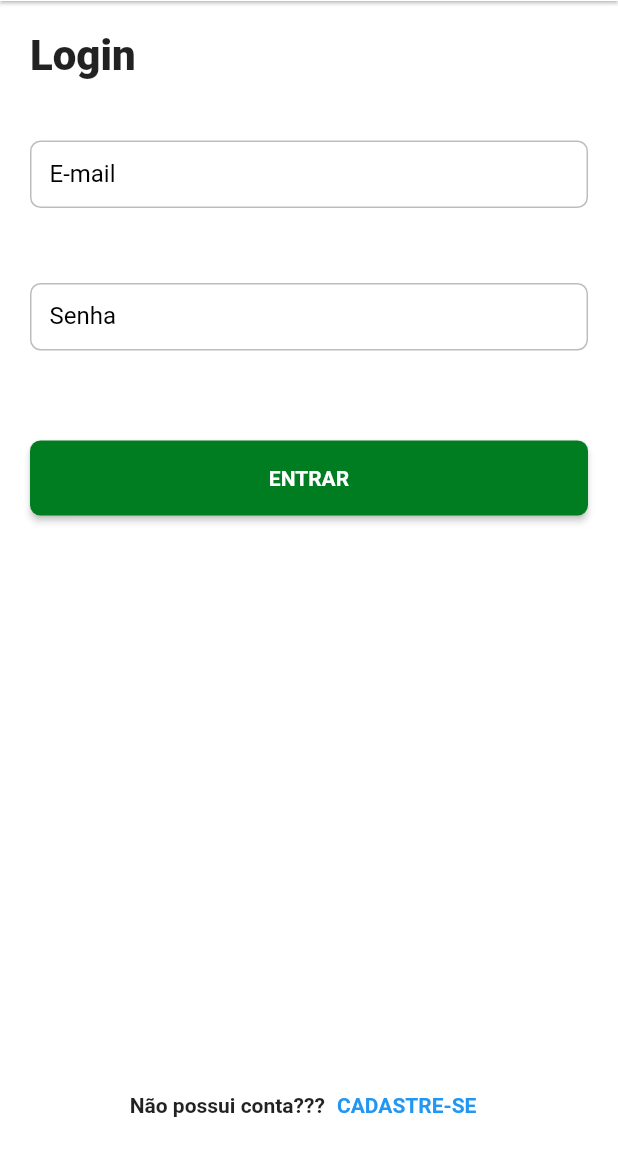
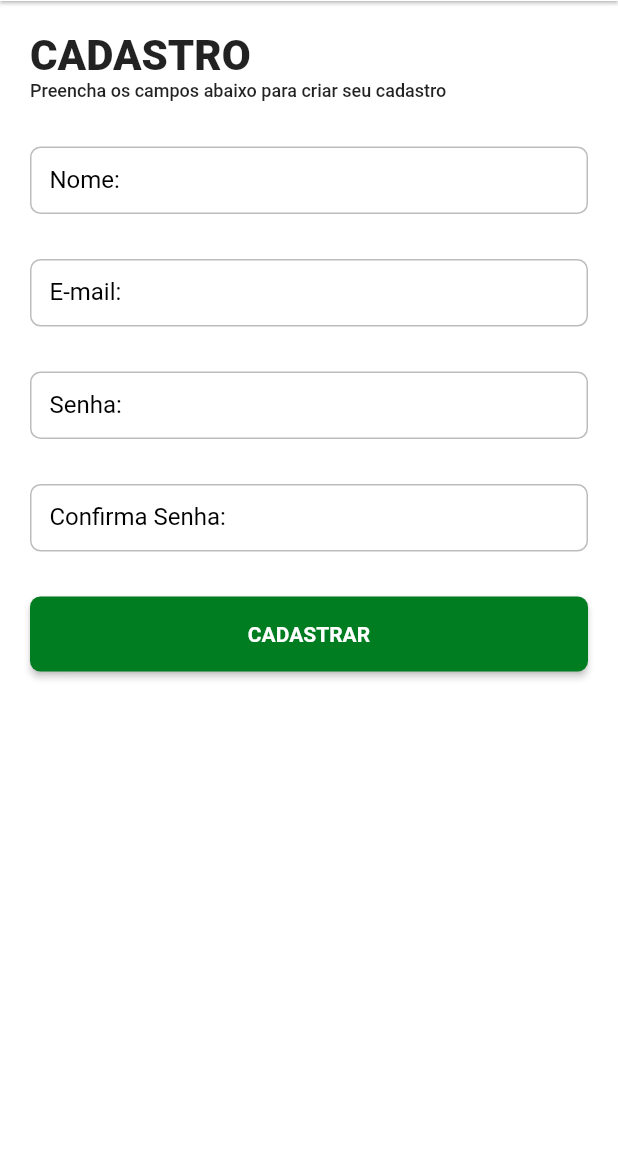
Before and after one commit to dariopmaciel/dw9_delivery_app, a Flutter app: the LoginPage screen opened by its route, after a tap on "CADASTRE-SE", on a phone screen of 412 x 824 dp, the part 83-1236 px from its top. Run offline on Flutter 3.47's test engine with Material 2 defaults, Android fonts, the phone set to English and light mode, and no system bars; our stand-ins replace bloc, dio, equatable, flutter_bloc, loading_animation_widget, shared_preferences and 1 more; missing offline and left inert: match; accounts and stored records are empty; Roboto replaces fonts that are missing (mplus1).

Commit message:
criação de tela de cadastro

```diff
--- a/lib/app/dw9_delivery_app.dart
+++ b/lib/app/dw9_delivery_app.dart
@@ -1,6 +1,7 @@
 import 'package:dark_week/app/core/provider/aplication_binding.dart';
 import 'package:dark_week/app/core/ui/theme/theme_config.dart';
 import 'package:dark_week/app/pages/auth/login/login_page.dart';
+import 'package:dark_week/app/pages/auth/register/register_page.dart';
 import 'package:dark_week/app/pages/home/home_router.dart';
 import 'package:dark_week/app/pages/product_detail/product_detail_page.dart';
 import 'package:dark_week/app/pages/product_detail/product_detail_router.dart';
@@ -24,6 +25,7 @@ class Dw9DeliveryApp extends StatelessWidget {
           "/home": (context) => HomeRouter.page,
           "/productDetail": (context) => ProductDetailRouter.page, //5:07
           "/auth/login": (context) => LoginPage(),
+          "/auth/register": (context) => RegisterPage(),
         },
       ),
     );
--- a/lib/app/pages/auth/login/login_page.dart
+++ b/lib/app/pages/auth/login/login_page.dart
@@ -1,6 +1,7 @@
 import 'package:dark_week/app/core/ui/styles/text_styler.dart';
 import 'package:dark_week/app/core/ui/widgets/delivery_appbar.dart';
 import 'package:dark_week/app/core/ui/widgets/delivery_buttom.dart';
+import 'package:dark_week/app/pages/auth/register/register_page.dart';
 import 'package:flutter/material.dart';
 
 class LoginPage extends StatelessWidget {
@@ -67,13 +68,13 @@ class LoginPage extends StatelessWidget {
                     ),
                     TextButton(
                       onPressed: () {
-                        //
-                        //
+                        Navigator.of(context).pushNamed("/auth/register");
                       },
                       child: Text(
                         "CADASTRE-SE",
-                        style: context.textStyles.textBold
-                            .copyWith(color: Colors.blue),
+                        style: context.textStyles.textBold.copyWith(
+                          color: Colors.blue,
+                        ),
                       ),
                     ),
                   ],
--- /dev/null
+++ b/lib/app/pages/auth/register/register_page.dart
@@ -0,0 +1,62 @@
+import 'package:dark_week/app/core/ui/styles/text_styler.dart';
+import 'package:dark_week/app/core/ui/widgets/delivery_appbar.dart';
+import 'package:dark_week/app/core/ui/widgets/delivery_buttom.dart';
+import 'package:flutter/material.dart';
+
+class RegisterPage extends StatelessWidget {
+  const RegisterPage({super.key});
+
+  @override
+  Widget build(BuildContext context) {
+    return Scaffold(
+      appBar: DeliveryAppbar(),
+      body: SingleChildScrollView(
+        child: Padding(
+          padding: const EdgeInsets.all(20),
+          child: Form(
+            child: Column(
+              crossAxisAlignment: CrossAxisAlignment.start,
+              children: [
+                Text(
+                  "CADASTRO",
+                  style: context.textStyles.textTitle,
+                ),
+                Text(
+                  "Preencha os campos abaixo para criar seu cadastro",
+                  style: context.textStyles.textMidium.copyWith(
+                    fontSize: 12,
+                  ),
+                ),
+                const SizedBox(height: 30),
+                TextFormField(
+                    decoration: const InputDecoration(labelText: "Nome:")),
+                const SizedBox(height: 30),
+                TextFormField(
+                    decoration: const InputDecoration(labelText: "E-mail:")),
+                const SizedBox(height: 30),
+                TextFormField(
+                    decoration: const InputDecoration(labelText: "Senha:")),
+                const SizedBox(height: 30),
+                TextFormField(
+                    decoration:
+                        const InputDecoration(labelText: "Confirma Senha:")),
+                const SizedBox(height: 30),
+                Center(
+                  child: DeliveryButtom(
+                    label: "CADASTRAR",
+                    onPressed: () {
+                      //
+
+                      //
+                    },
+                    width: double.infinity,
+                  ),
+                )
+              ],
+            ),
+          ),
+        ),
+      ),
+    );
+  }
+}
```
